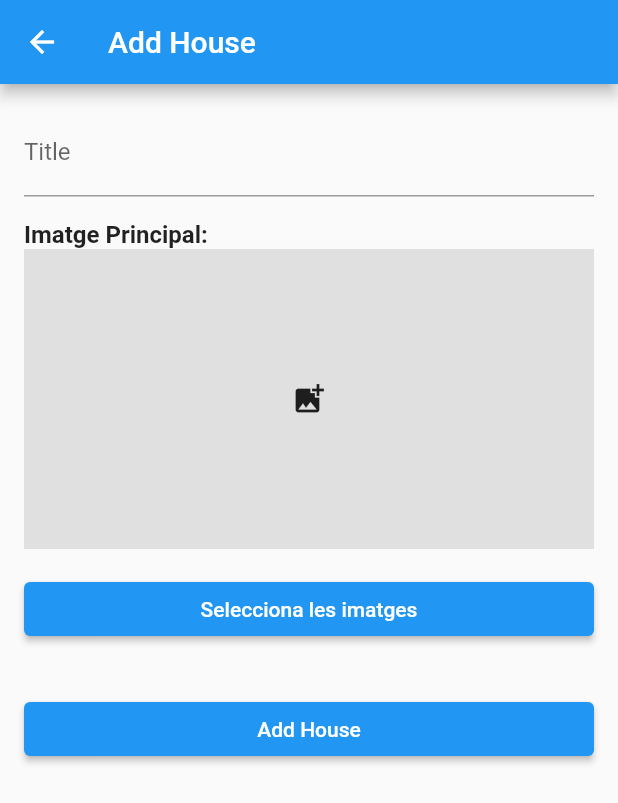
After one commit to Meeeri08/NiuUniversitari, a Flutter app: the AddHousePage screen opened directly, after a tap on "Add House", on a phone screen of 412 x 824 dp. The commit adds this screen. Shown: the top 803 px of the screen. Run offline on Flutter 3.47's test engine with Material 2 defaults, Android fonts, the phone set to English and light mode, and no system bars; our stand-ins replace appinio_swiper, cloud_firestore, expandable_text, firebase_auth, firebase_core, firebase_storage and 7 more; accounts and stored records are empty.

Commit message:
add new add house page step 1/3

```diff
--- /dev/null
+++ b/lib/pages/add_house.dart
@@ -0,0 +1,166 @@
+import 'dart:io';
+import 'package:firebase_auth/firebase_auth.dart';
+import 'package:flutter/material.dart';
+import 'package:image_picker/image_picker.dart';
+import 'package:firebase_storage/firebase_storage.dart' as firebase_storage;
+import 'package:cloud_firestore/cloud_firestore.dart';
+
+class AddHousePage extends StatefulWidget {
+  @override
+  _AddHousePageState createState() => _AddHousePageState();
+}
+
+class _AddHousePageState extends State<AddHousePage> {
+  final TextEditingController _titleController = TextEditingController();
+  List<File> _selectedImages = [];
+
+  Future<String> _getCurrentUserId() async {
+    String userId = FirebaseAuth.instance.currentUser!.uid;
+    return userId;
+  }
+
+  void _selectImages() async {
+    final List<XFile>? images =
+        await ImagePicker().pickMultiImage(imageQuality: 80);
+    if (images != null) {
+      setState(() {
+        _selectedImages = images.map((image) => File(image.path)).toList();
+      });
+    }
+  }
+
+  Future<List<String>> _uploadImages() async {
+    List<String> imageUrls = [];
+
+    for (File imageFile in _selectedImages) {
+      String fileName = DateTime.now().microsecondsSinceEpoch.toString();
+      firebase_storage.Reference ref =
+          firebase_storage.FirebaseStorage.instance.ref().child(fileName);
+      await ref.putFile(imageFile);
+      String imageUrl = await ref.getDownloadURL();
+      imageUrls.add(imageUrl);
+    }
+
+    return imageUrls;
+  }
+
+  Future<String> _getCurrentUserName() async {
+    String currentUserId = await _getCurrentUserId();
+    DocumentSnapshot userSnapshot = await FirebaseFirestore.instance
+        .collection('users')
+        .doc(currentUserId)
+        .get();
+
+    if (userSnapshot.exists) {
+      Map<String, dynamic> userData =
+          userSnapshot.data() as Map<String, dynamic>;
+      String userName = userData['name'] ?? '';
+      return userName;
+    }
+
+    return '';
+  }
+
+  Future<String> _getCurrentUserImageUrl() async {
+    String currentUserId = await _getCurrentUserId();
+    DocumentSnapshot userSnapshot = await FirebaseFirestore.instance
+        .collection('users')
+        .doc(currentUserId)
+        .get();
+
+    if (userSnapshot.exists) {
+      Map<String, dynamic> userData =
+          userSnapshot.data() as Map<String, dynamic>;
+      String imageUrl = userData['imageUrl'] ?? '';
+      return imageUrl;
+    }
+
+    return '';
+  }
+
+  void _addHouseToFirebase() async {
+    String title = _titleController.text;
+    List<String> imageUrls = await _uploadImages();
+    String propietari = await _getCurrentUserName();
+    String propietariId = await _getCurrentUserId();
+    String propietariUrl = await _getCurrentUserImageUrl();
+
+    Map<String, dynamic> houseData = {
+      'title': title,
+      'image_url': imageUrls.isNotEmpty ? imageUrls[0] : '',
+      'images': imageUrls
+          .sublist(1), // Excluding the first image as it's the main picture
+      'propietari': propietari,
+      'propietari_id': propietariId,
+      'propietari_url': propietariUrl,
+    };
+
+    FirebaseFirestore.instance.collection('houses').add(houseData);
+
+    Navigator.pop(context);
+  }
+
+  @override
+  Widget build(BuildContext context) {
+    return Scaffold(
+      appBar: AppBar(
+        title: const Text('Add House'),
+      ),
+      body: SingleChildScrollView(
+        padding: const EdgeInsets.all(16),
+        child: Column(
+          crossAxisAlignment: CrossAxisAlignment.stretch,
+          children: [
+            TextFormField(
+              controller: _titleController,
+              decoration: const InputDecoration(
+                labelText: 'Title',
+              ),
+            ),
+            const SizedBox(height: 16),
+            Text(
+              'Imatge Principal:',
+              style: TextStyle(fontSize: 16, fontWeight: FontWeight.bold),
+            ),
+            _selectedImages.isNotEmpty
+                ? Container(
+                    height: 200,
+                    width: 200,
+                    child: Image.file(_selectedImages[0]),
+                  )
+                : Container(
+                    height: 200,
+                    width: 200,
+                    color: Colors.grey.shade300,
+                    child: const Icon(Icons.add_photo_alternate),
+                  ),
+            const SizedBox(height: 16),
+            ElevatedButton(
+              onPressed: _selectImages,
+              child: const Text('Selecciona les imatges'),
+            ),
+            const SizedBox(height: 16),
+            Wrap(
+              spacing: 8,
+              runSpacing: 8,
+              children: _selectedImages
+                  .skip(1) // Skipping the first image as it's the main picture
+                  .map((image) {
+                return Container(
+                  height: 80,
+                  width: 80,
+                  child: Image.file(image),
+                );
+              }).toList(),
+            ),
+            const SizedBox(height: 16),
+            ElevatedButton(
+              onPressed: _addHouseToFirebase,
+              child: const Text('Add House'),
+            ),
+          ],
+        ),
+      ),
+    );
+  }
+}
--- a/lib/pages/home_page.dart
+++ b/lib/pages/home_page.dart
@@ -1,5 +1,6 @@
 import 'package:flutter/material.dart';
 import 'package:jobapp/pages/account_page.dart';
+import 'package:jobapp/pages/add_house.dart';
 import 'package:jobapp/pages/dashboard.dart';
 import 'package:jobapp/pages/tinder.dart';
 import 'messages_page.dart';
@@ -22,8 +23,6 @@ class _HomePageState extends State<HomePage> {
   final PageStorageBucket bucket = PageStorageBucket();
   Widget currentScreen = Dashboard();
 
-  //List<DocumentSnapshot>? filteredHouses;
-
   @override
   Widget build(BuildContext context) {
     return Scaffold(
@@ -31,13 +30,7 @@ class _HomePageState extends State<HomePage> {
         child: currentScreen,
         bucket: bucket,
       ),
-      floatingActionButton: Container(
-        width: 56,
-        height: 56,
-        decoration: const BoxDecoration(
-          shape: BoxShape.circle,
-        ),
-        child: FloatingActionButton(
+      floatingActionButton: FloatingActionButton(
         child: const Icon(
           Icons.add,
           size: 32,
@@ -51,8 +44,12 @@ class _HomePageState extends State<HomePage> {
           borderRadius: BorderRadius.circular(50),
         ),
         elevation: 1,
-          onPressed: () {},
-        ),
+        onPressed: () {
+          Navigator.push(
+            context,
+            MaterialPageRoute(builder: (context) => AddHousePage()),
+          );
+        },
       ),
       floatingActionButtonLocation: FloatingActionButtonLocation.centerDocked,
       bottomNavigationBar: BottomAppBar(
```
Lines whose indentation alone changed are shown as unchanged.
